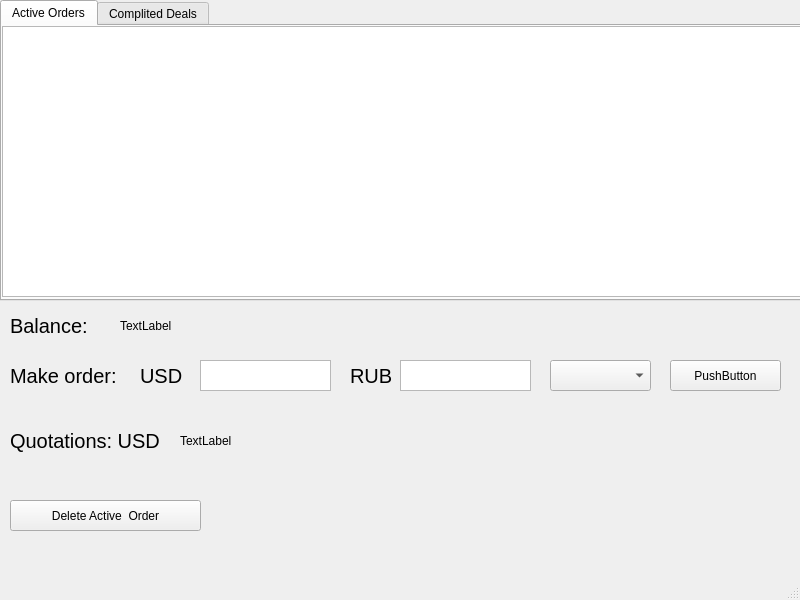
This is client/forms/mainwindow.ui in david-dems/tcp_server_market as Qt 5 draws it before an edit. The edited form follows.
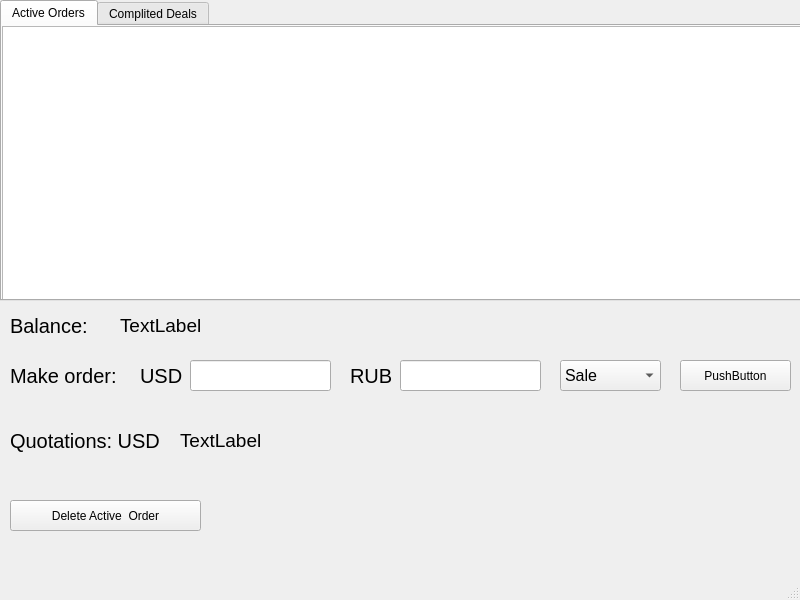
This is the edited form. The open tabs and pages were chosen to show the change.

```diff
--- a/client/forms/mainwindow.ui
+++ b/client/forms/mainwindow.ui
@@ -48,15 +48,20 @@
      <attribute name="title">
       <string>Active Orders</string>
      </attribute>
-     <widget class="QListWidget" name="listWidget">
+     <widget class="QGraphicsView" name="orderList">
       <property name="geometry">
        <rect>
         <x>0</x>
         <y>0</y>
         <width>801</width>
-        <height>271</height>
+        <height>281</height>
        </rect>
       </property>
+      <property name="font">
+       <font>
+        <pointsize>16</pointsize>
+       </font>
+      </property>
      </widget>
     </widget>
     <widget class="QWidget" name="Deals">
@@ -78,7 +83,7 @@
    <widget class="QPushButton" name="publish">
     <property name="geometry">
      <rect>
-      <x>670</x>
+      <x>680</x>
       <y>360</y>
       <width>111</width>
       <height>31</height>
@@ -104,22 +109,27 @@
    <widget class="QComboBox" name="dir">
     <property name="geometry">
      <rect>
-      <x>550</x>
+      <x>560</x>
       <y>360</y>
       <width>101</width>
       <height>31</height>
      </rect>
     </property>
-   </widget>
-   <widget class="QTextEdit" name="usd">
-    <property name="geometry">
-     <rect>
-      <x>200</x>
-      <y>360</y>
-      <width>131</width>
-      <height>31</height>
-     </rect>
+    <property name="font">
+     <font>
+      <pointsize>12</pointsize>
+     </font>
     </property>
+    <item>
+     <property name="text">
+      <string>Sale</string>
+     </property>
+    </item>
+    <item>
+     <property name="text">
+      <string>Purchase</string>
+     </property>
+    </item>
    </widget>
    <widget class="QLabel" name="label">
     <property name="geometry">
@@ -175,16 +185,6 @@
      <string>RUB</string>
     </property>
    </widget>
-   <widget class="QTextEdit" name="rub">
-    <property name="geometry">
-     <rect>
-      <x>400</x>
-      <y>360</y>
-      <width>131</width>
-      <height>31</height>
-     </rect>
-    </property>
-   </widget>
    <widget class="QLabel" name="label_4">
     <property name="geometry">
      <rect>
@@ -208,10 +208,15 @@
      <rect>
       <x>120</x>
       <y>310</y>
-      <width>131</width>
+      <width>651</width>
       <height>31</height>
      </rect>
     </property>
+    <property name="font">
+     <font>
+      <pointsize>14</pointsize>
+     </font>
+    </property>
     <property name="text">
      <string>TextLabel</string>
     </property>
@@ -225,10 +230,45 @@
       <height>41</height>
      </rect>
     </property>
+    <property name="font">
+     <font>
+      <pointsize>14</pointsize>
+     </font>
+    </property>
     <property name="text">
      <string>TextLabel</string>
     </property>
    </widget>
+   <widget class="QLineEdit" name="usd">
+    <property name="geometry">
+     <rect>
+      <x>190</x>
+      <y>360</y>
+      <width>141</width>
+      <height>31</height>
+     </rect>
+    </property>
+    <property name="font">
+     <font>
+      <pointsize>12</pointsize>
+     </font>
+    </property>
+   </widget>
+   <widget class="QLineEdit" name="rub">
+    <property name="geometry">
+     <rect>
+      <x>400</x>
+      <y>360</y>
+      <width>141</width>
+      <height>31</height>
+     </rect>
+    </property>
+    <property name="font">
+     <font>
+      <pointsize>12</pointsize>
+     </font>
+    </property>
+   </widget>
   </widget>
   <widget class="QMenuBar" name="menubar">
    <property name="geometry">
```
Left out of the diff: 8 changed lines with no effect on the pictures.
